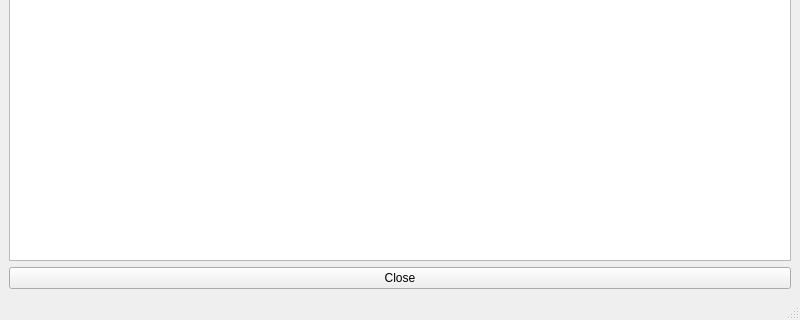
This is mainwindow.ui in rosymaro/qt_pexviewer as Qt 5 draws it before an edit; both pictures show x 0 to 800 and y 280 to 600 of the 800 by 600 pixel window. The edited form follows.
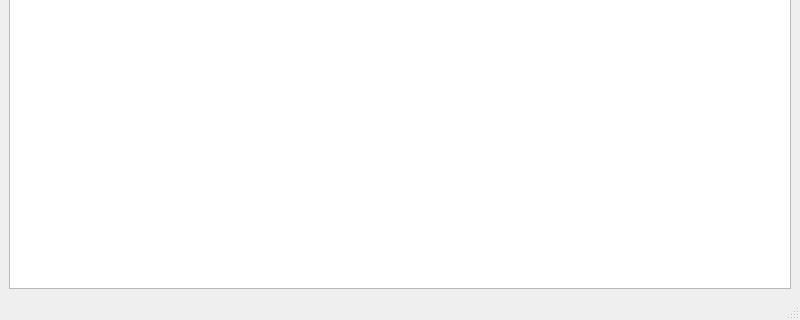
This is the edited form.

What changed in the file:
```diff
--- a/mainwindow.ui
+++ b/mainwindow.ui
@@ -18,13 +18,6 @@
     <item>
      <widget class="QGraphicsView" name="graphicsView"/>
     </item>
-    <item>
-     <widget class="QPushButton" name="pushButton">
-      <property name="text">
-       <string>Close</string>
-      </property>
-     </widget>
-    </item>
    </layout>
   </widget>
   <widget class="QMenuBar" name="menubar">
```
Left out of the diff: 5 changed lines with no effect on the pictures.
